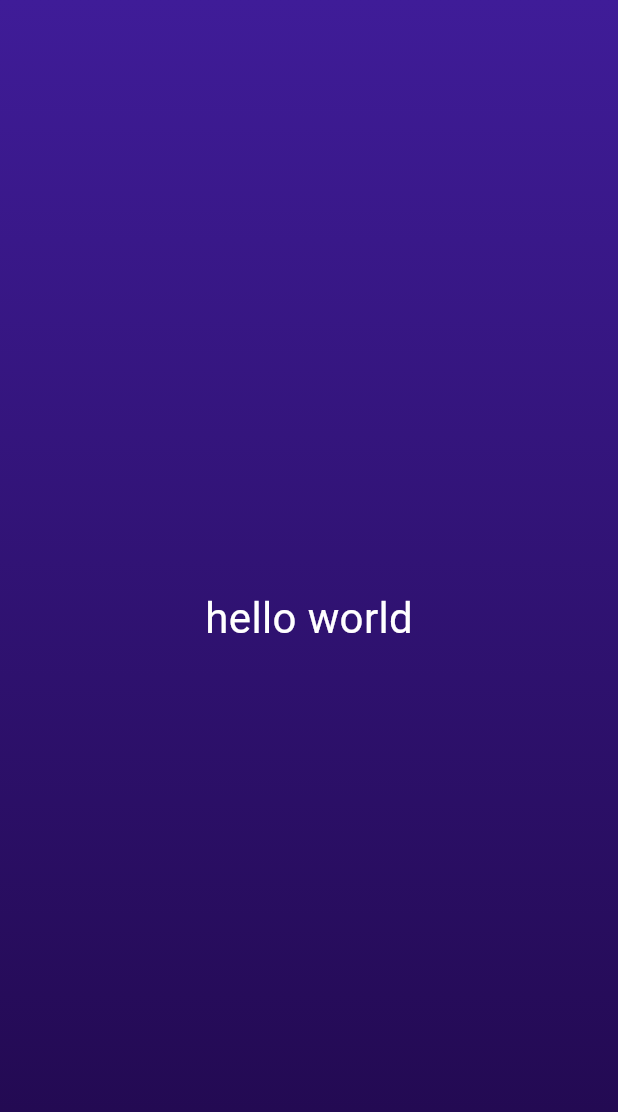
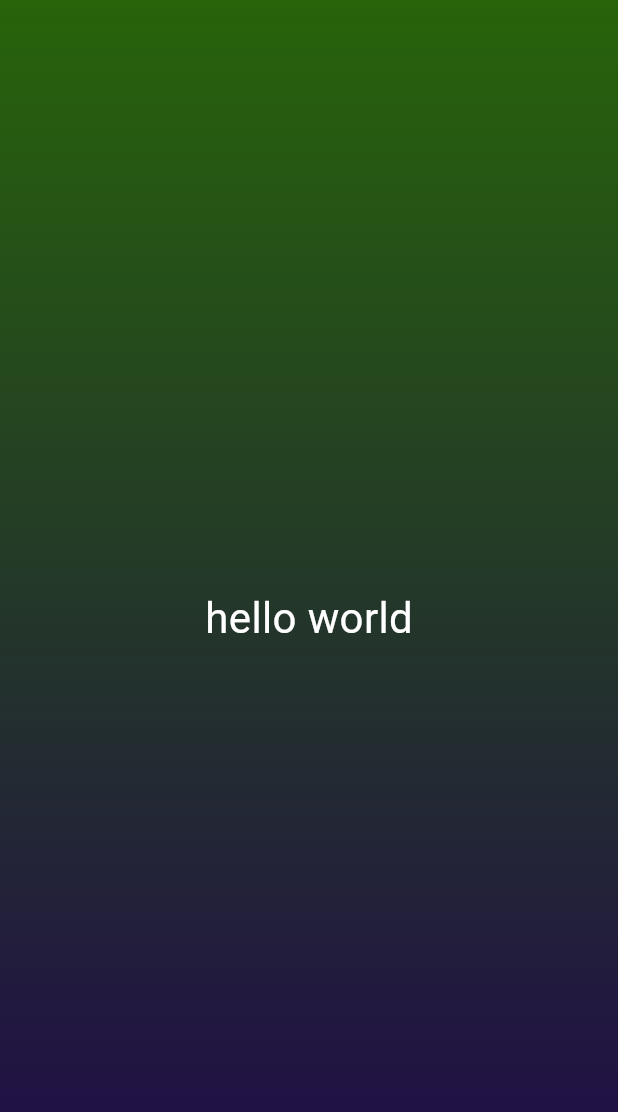
Before and after one commit to imrojhimal/flutter-first-app, a Flutter app: the screen it shows after launch, on a phone screen of 412 x 824 dp. Shown: the top 1112 px of the screen. Run offline on Flutter 3.47's test engine with Material 3 defaults, Android fonts, the phone set to English and light mode, and no system bars.

```diff
--- a/lib/main.dart
+++ b/lib/main.dart
@@ -7,10 +7,19 @@ void main() {
      MaterialApp(
       home: Scaffold(
 
-        body: Container(
+        body: GradientContainer(),
+    ),
+  ),
+  );
+}
+class GradientContainer extends StatelessWidget{
+  @override
+  Widget build(context)
+  {
+    return Container(
           decoration:const BoxDecoration(
             gradient: LinearGradient(
-             colors:[Color.fromARGB(255, 63, 28, 152),
+             colors:[Color.fromARGB(255, 39, 100, 10),
              Color.fromARGB(255, 32, 8, 75)],
              begin:Alignment.topLeft,
              end:Alignment.bottomLeft,
@@ -24,8 +33,7 @@ void main() {
             ),
           ),
         ),
-      ),
-    ),
-  ),
-  );
+      );
+  }
+
 }
```
